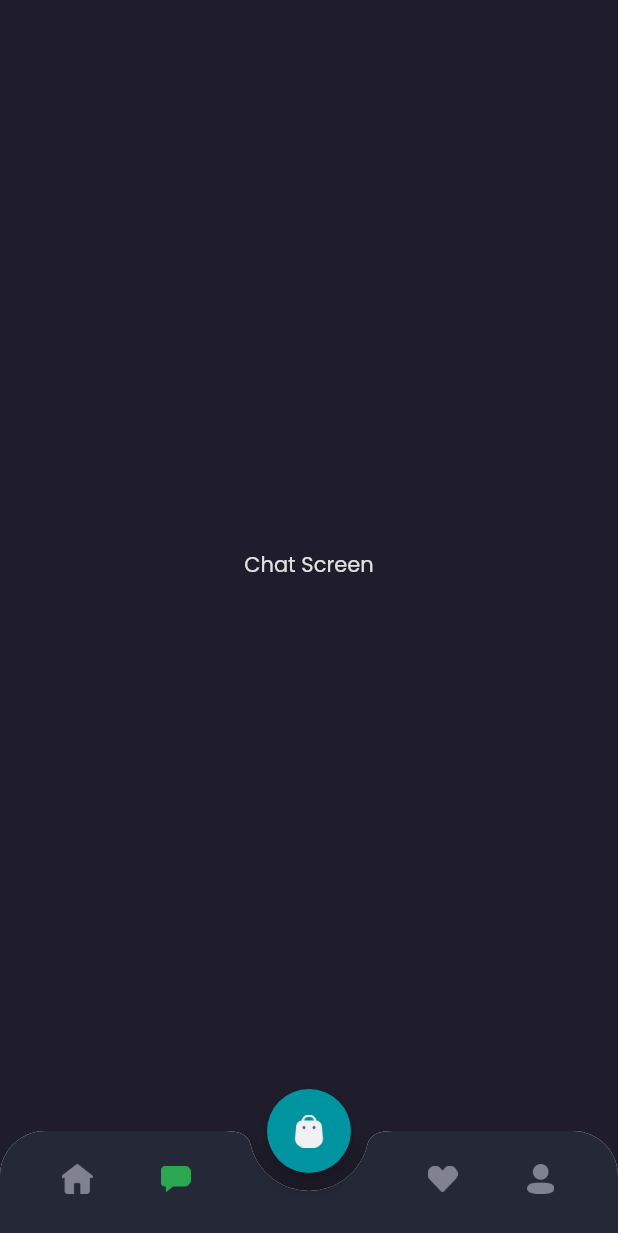
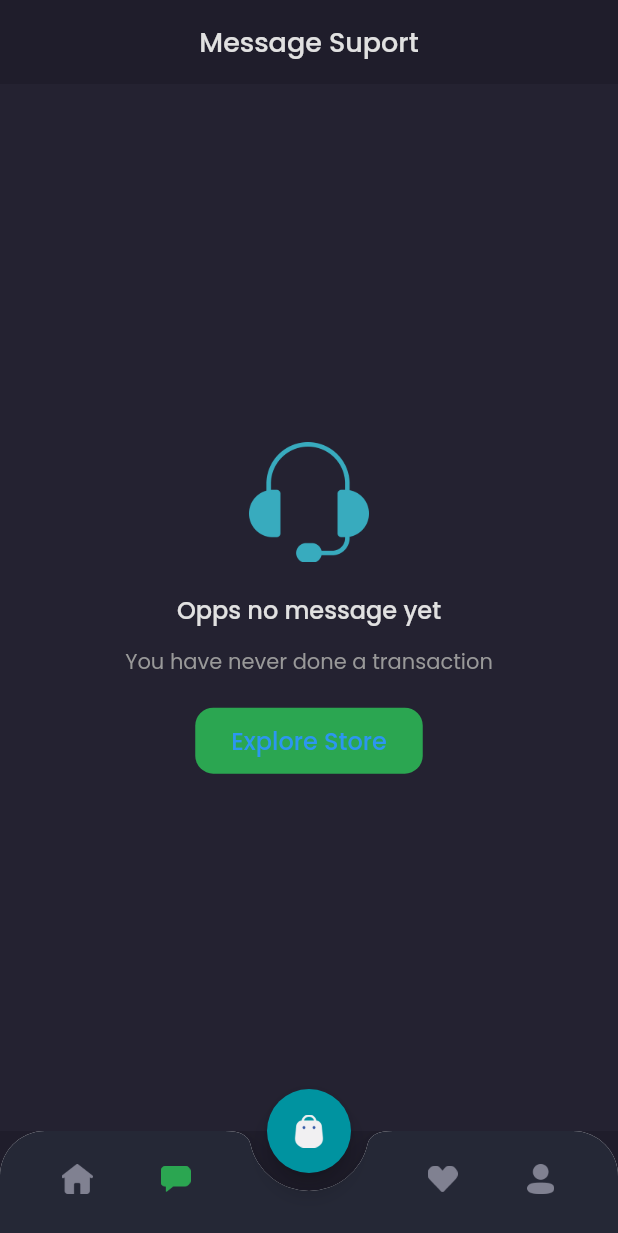
Before and after one commit to NikiMNafis/Kelompok3_Mobile_TIFD_Semester4, a Flutter app: the MainScreen screen opened by its route, item 2 of the bottom bar chosen, on a phone screen of 412 x 824 dp. Shown: the top 1233 px of the screen. Run offline on Flutter 3.47's test engine with Material 2 defaults, Android fonts, the phone set to English and light mode, and no system bars; our stand-ins replace google_fonts.

Commit message:
Chat screen page empty chat

```diff
--- a/lib/screen/home/chat_screen.dart
+++ b/lib/screen/home/chat_screen.dart
@@ -2,14 +2,90 @@ import 'package:flutter/material.dart';
 import 'package:project_akhir_mobile_smtr4/theme.dart';
 
 class ChatScreen extends StatelessWidget {
-
   @override
   Widget build(BuildContext context) {
-    return Center(
-        child: Text(
-          'Chat Screen',
-          style: primaryTextStyle,
+    Widget header() {
+      return AppBar(
+        backgroundColor: backgroundColor1,
+        centerTitle: true,
+        title: Text(
+          'Message Suport',
+          style: primaryTextStyle.copyWith(
+            fontSize: 18,
+            fontWeight: medium,
+          ),
         ),
+        elevation: 0,
+        automaticallyImplyLeading: false,
+      );
+    }
+
+    Widget content() {
+      return Expanded(
+        child: Container(
+          width: double.infinity,
+          color: backgroundColor3,
+          child: Column(
+            mainAxisAlignment: MainAxisAlignment.center,
+            children: [
+              Image.asset(
+                'assets/icon_headset.png',
+                width: 80,
+              ),
+              SizedBox(
+                height: 20,
+              ),
+              Text(
+                'Opps no message yet',
+                style: primaryTextStyle.copyWith(
+                  fontSize: 16,
+                  fontWeight: medium,
+                ),
+              ),
+              SizedBox(
+                height: 12,
+              ),
+              Text(
+                'You have never done a transaction',
+                style: secondaryTextStyle,
+              ),
+              SizedBox(
+                height: 20,
+              ),
+              Container(
+                height: 44,
+                child: TextButton(
+                  onPressed: () {},
+                  style: TextButton.styleFrom(
+                    padding: EdgeInsets.symmetric(
+                      horizontal: 24,
+                      vertical: 10,
+                    ),
+                    backgroundColor: primaryColor,
+                    shape: RoundedRectangleBorder(
+                      borderRadius: BorderRadius.circular(12),
+                    ),
+                  ),
+                  child: Text(
+                    'Explore Store',
+                    style: priceTextStyle.copyWith(
+                      fontSize: 16,
+                      fontWeight: medium,
+                    ),
+                  ),
+                ),
+              ),
+            ],
+          ),
+        ),
+      );
+    }
+
+    return Column(
+      children: [
+        header(),
+        content(),
+      ],
     );
   }
 }
```
Also changed, not shown: assets/icon_headset.png (added).
